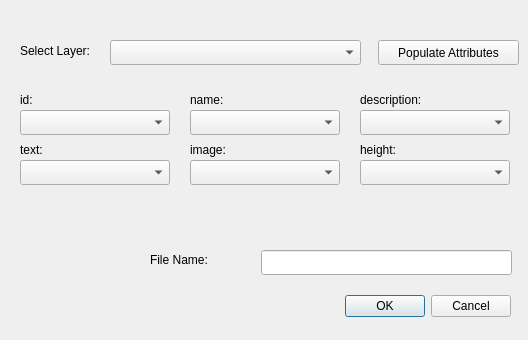
Qt form CZMLBillboardMaker_dialog_base.ui (muratkendir/CZMLBillboardMaker) before a commit.
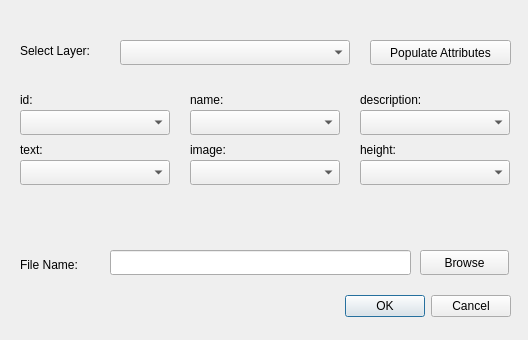
The same form after that commit. Icons and pictures are not drawn.

Commit message: test_project changed with turkish provinces data, czml beginning lines written to file.

```diff
--- a/CZMLBillboardMaker_dialog_base.ui
+++ b/CZMLBillboardMaker_dialog_base.ui
@@ -49,9 +49,9 @@
   <widget class="QComboBox" name="comboPointLayerNames">
    <property name="geometry">
     <rect>
-     <x>110</x>
+     <x>120</x>
      <y>40</y>
-     <width>251</width>
+     <width>230</width>
      <height>25</height>
     </rect>
    </property>
@@ -59,9 +59,9 @@
   <widget class="QLineEdit" name="lineEditFileName">
    <property name="geometry">
     <rect>
-     <x>261</x>
+     <x>110</x>
      <y>250</y>
-     <width>251</width>
+     <width>301</width>
      <height>25</height>
     </rect>
    </property>
@@ -69,8 +69,8 @@
   <widget class="QLabel" name="labelFileName">
    <property name="geometry">
     <rect>
-     <x>150</x>
-     <y>250</y>
+     <x>20</x>
+     <y>255</y>
      <width>91</width>
      <height>20</height>
     </rect>
@@ -220,7 +220,7 @@
   <widget class="QPushButton" name="pushButtonPopAttributes">
    <property name="geometry">
     <rect>
-     <x>378</x>
+     <x>370</x>
      <y>40</y>
      <width>141</width>
      <height>25</height>
@@ -230,6 +230,19 @@
     <string>Populate Attributes</string>
    </property>
   </widget>
+  <widget class="QPushButton" name="pushButtonBrowse">
+   <property name="geometry">
+    <rect>
+     <x>420</x>
+     <y>250</y>
+     <width>89</width>
+     <height>25</height>
+    </rect>
+   </property>
+   <property name="text">
+    <string>Browse</string>
+   </property>
+  </widget>
  </widget>
  <resources/>
  <connections>
```
The commit also changes 14 other files.
